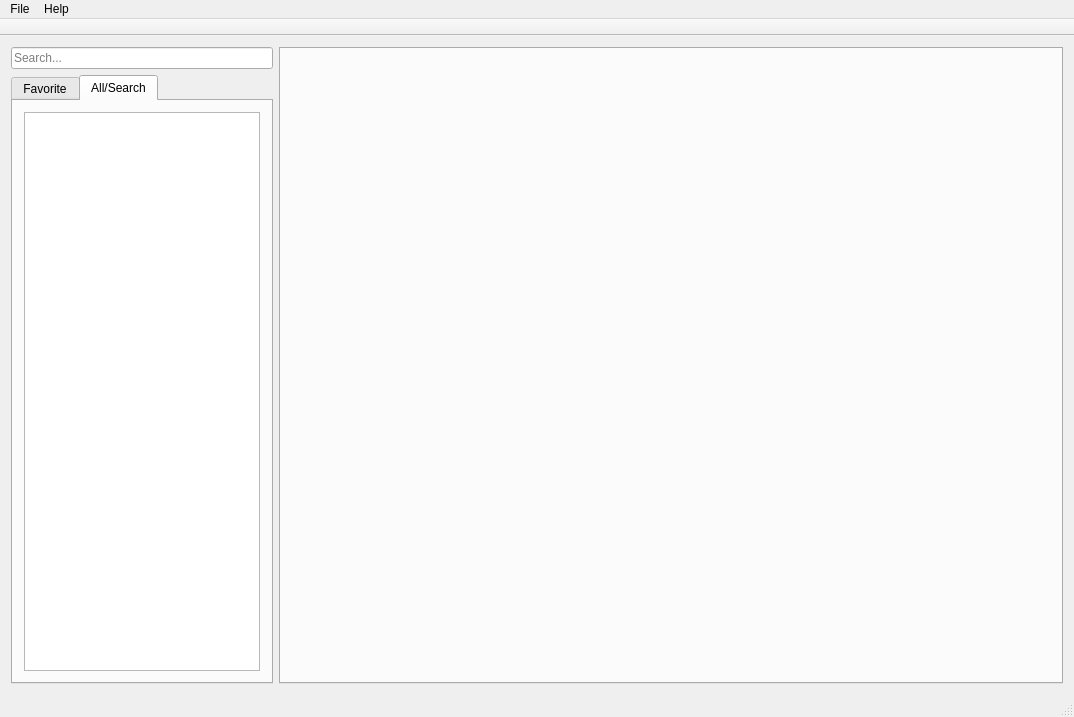
Before: the Qt Designer form OverwatchPlayerLog/UI/MainWindow.ui in yxbh/Overwatch-Player-Log, drawn with Qt 5.
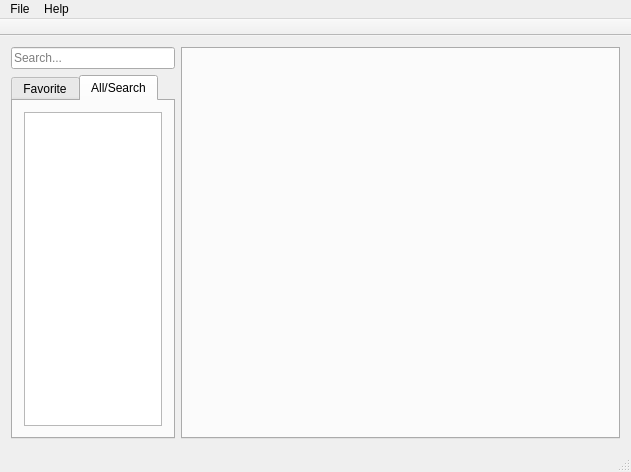
After: the same form once the commit is applied.

Commit message: resize main window UI

What changed in the file:
```diff
--- a/OverwatchPlayerLog/UI/MainWindow.ui
+++ b/OverwatchPlayerLog/UI/MainWindow.ui
@@ -6,8 +6,8 @@
    <rect>
     <x>0</x>
     <y>0</y>
-    <width>1074</width>
-    <height>717</height>
+    <width>631</width>
+    <height>472</height>
    </rect>
   </property>
   <property name="windowTitle">
@@ -16,7 +16,7 @@
   <widget class="QWidget" name="centralWidget">
    <layout class="QVBoxLayout" name="verticalLayout">
     <item>
-     <layout class="QHBoxLayout" name="horizontalLayout_2" stretch="1,3">
+     <layout class="QHBoxLayout" name="horizontalLayout_2" stretch="3,8">
       <item>
        <layout class="QHBoxLayout" name="horizontalLayout" stretch="0">
         <item>
@@ -95,7 +95,7 @@
     <rect>
      <x>0</x>
      <y>0</y>
-     <width>1074</width>
+     <width>631</width>
      <height>22</height>
     </rect>
    </property>
```
